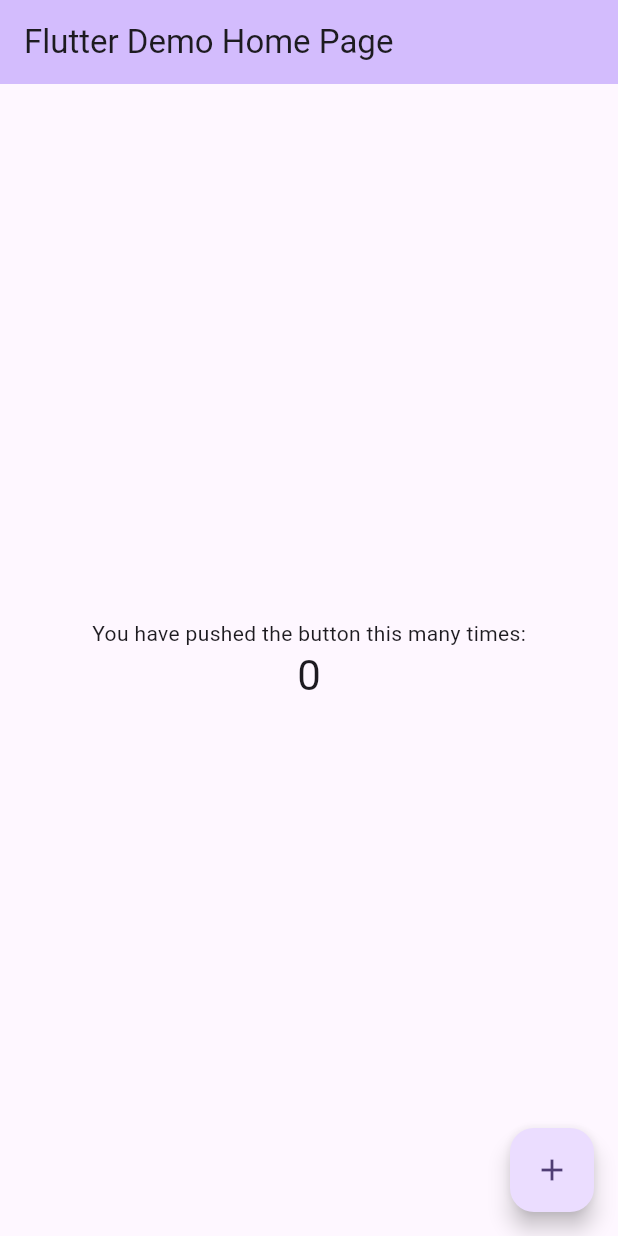
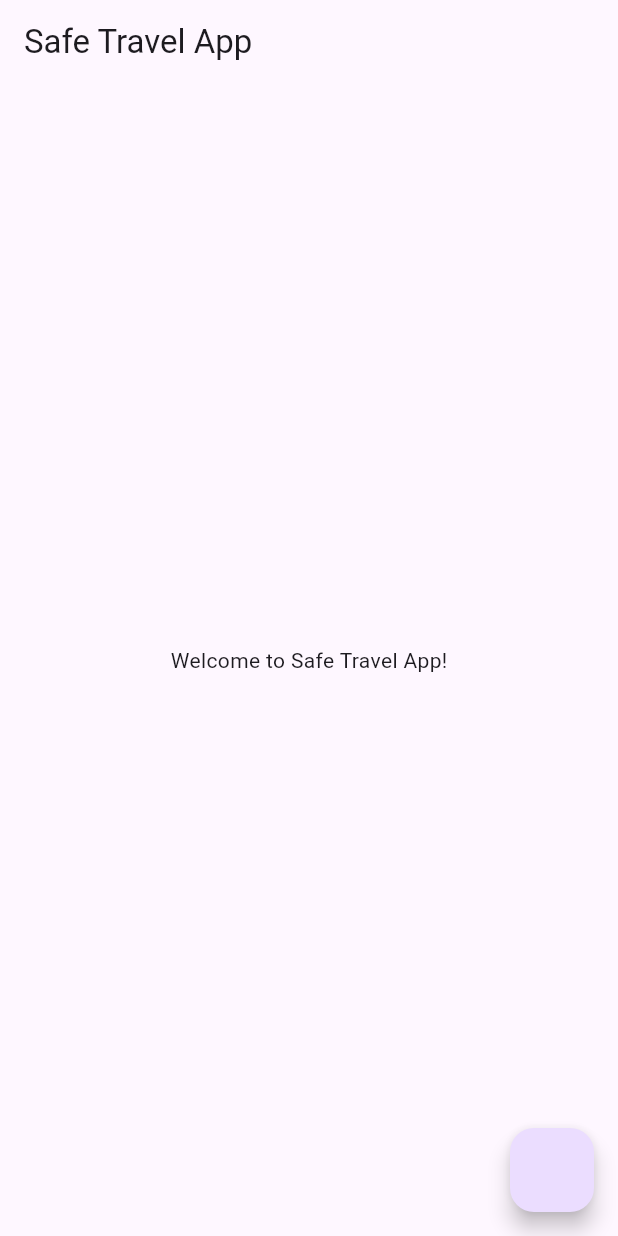
Before and after one commit to Mansi-raval-03/Safe_Travel_App, a Flutter app: the screen it shows after launch, on a phone screen of 412 x 824 dp. Run offline on Flutter 3.47's test engine with Material 3 defaults, Android fonts, the phone set to English and light mode, and no system bars; our stand-ins replace supabase_flutter; accounts and stored records are empty.

Commit message:
feat: implement home screen with login dialog and update supabase_flutter dependency

```diff
--- a/lib/main.dart
+++ b/lib/main.dart
@@ -1,6 +1,12 @@
 import 'package:flutter/material.dart';
-
-void main() {
+import 'package:safe_travel_app/screens/home/home_screen.dart';
+import 'package:supabase_flutter/supabase_flutter.dart';
+void main() async {
+  WidgetsFlutterBinding.ensureInitialized();
+  await Supabase.initialize(
+    url: 'https://xtndrzhtcjalwggisavp.supabase.co',
+    anonKey: 'eyJhbGciOiJIUzI1NiIsInR5cCI6IkpXVCJ9.eyJpc3MiOiJzdXBhYmFzZSIsInJlZiI6Inh0bmRyemh0Y2phbHdnZ2lzYXZwIiwicm9sZSI6ImFub24iLCJpYXQiOjE3NTYzOTgwODQsImV4cCI6MjA3MTk3NDA4NH0.faxzqPBdX_bxUveRvk_wLDWjCNDKQyPg1Cm5OKqJ244',
+  );
   runApp(const MyApp());
 }
 
@@ -13,110 +19,9 @@ class MyApp extends StatelessWidget {
     return MaterialApp(
       title: 'Flutter Demo',
       theme: ThemeData(
-        // This is the theme of your application.
-        //
-        // TRY THIS: Try running your application with "flutter run". You'll see
-        // the application has a purple toolbar. Then, without quitting the app,
-        // try changing the seedColor in the colorScheme below to Colors.green
-        // and then invoke "hot reload" (save your changes or press the "hot
-        // reload" button in a Flutter-supported IDE, or press "r" if you used
-        // the command line to start the app).
-        //
-        // Notice that the counter didn't reset back to zero; the application
-        // state is not lost during the reload. To reset the state, use hot
-        // restart instead.
-        //
-        // This works for code too, not just values: Most code changes can be
-        // tested with just a hot reload.
-        colorScheme: ColorScheme.fromSeed(seedColor: Colors.deepPurple),
+       colorScheme: ColorScheme.fromSeed(seedColor: Colors.deepPurple),
       ),
-      home: const MyHomePage(title: 'Flutter Demo Home Page'),
+      home: const HomeScreen(),
     );
   }
 }
-
-class MyHomePage extends StatefulWidget {
-  const MyHomePage({super.key, required this.title});
-
-  // This widget is the home page of your application. It is stateful, meaning
-  // that it has a State object (defined below) that contains fields that affect
-  // how it looks.
-
-  // This class is the configuration for the state. It holds the values (in this
-  // case the title) provided by the parent (in this case the App widget) and
-  // used by the build method of the State. Fields in a Widget subclass are
-  // always marked "final".
-
-  final String title;
-
-  @override
-  State<MyHomePage> createState() => _MyHomePageState();
-}
-
-class _MyHomePageState extends State<MyHomePage> {
-  int _counter = 0;
-
-  void _incrementCounter() {
-    setState(() {
-      // This call to setState tells the Flutter framework that something has
-      // changed in this State, which causes it to rerun the build method below
-      // so that the display can reflect the updated values. If we changed
-      // _counter without calling setState(), then the build method would not be
-      // called again, and so nothing would appear to happen.
-      _counter++;
-    });
-  }
-
-  @override
-  Widget build(BuildContext context) {
-    // This method is rerun every time setState is called, for instance as done
-    // by the _incrementCounter method above.
-    //
-    // The Flutter framework has been optimized to make rerunning build methods
-    // fast, so that you can just rebuild anything that needs updating rather
-    // than having to individually change instances of widgets.
-    return Scaffold(
-      appBar: AppBar(
-        // TRY THIS: Try changing the color here to a specific color (to
-        // Colors.amber, perhaps?) and trigger a hot reload to see the AppBar
-        // change color while the other colors stay the same.
-        backgroundColor: Theme.of(context).colorScheme.inversePrimary,
-        // Here we take the value from the MyHomePage object that was created by
-        // the App.build method, and use it to set our appbar title.
-        title: Text(widget.title),
-      ),
-      body: Center(
-        // Center is a layout widget. It takes a single child and positions it
-        // in the middle of the parent.
-        child: Column(
-          // Column is also a layout widget. It takes a list of children and
-          // arranges them vertically. By default, it sizes itself to fit its
-          // children horizontally, and tries to be as tall as its parent.
-          //
-          // Column has various properties to control how it sizes itself and
-          // how it positions its children. Here we use mainAxisAlignment to
-          // center the children vertically; the main axis here is the vertical
-          // axis because Columns are vertical (the cross axis would be
-          // horizontal).
-          //
-          // TRY THIS: Invoke "debug painting" (choose the "Toggle Debug Paint"
-          // action in the IDE, or press "p" in the console), to see the
-          // wireframe for each widget.
-          mainAxisAlignment: MainAxisAlignment.center,
-          children: <Widget>[
-            const Text('You have pushed the button this many times:'),
-            Text(
-              '$_counter',
-              style: Theme.of(context).textTheme.headlineMedium,
-            ),
-          ],
-        ),
-      ),
-      floatingActionButton: FloatingActionButton(
-        onPressed: _incrementCounter,
-        tooltip: 'Increment',
-        child: const Icon(Icons.add),
-      ), // This trailing comma makes auto-formatting nicer for build methods.
-    );
-  }
-}
--- a/lib/screens/home/home_screen.dart
+++ b/lib/screens/home/home_screen.dart
@@ -0,0 +1,51 @@
+import 'package:flutter/material.dart';
+
+class HomeScreen extends StatefulWidget {
+  const HomeScreen({super.key});
+
+  @override
+  State<HomeScreen> createState() => HomeScreenState();
+}
+
+class HomeScreenState extends State<HomeScreen> {
+  @override
+  Widget build(BuildContext context) {
+    return Scaffold(
+      appBar: AppBar(title: Text('Safe Travel App')),
+      body: Center(child: Text('Welcome to Safe Travel App!')),
+      floatingActionButton: FloatingActionButton(
+        onPressed: () {
+          showDialog(
+            context: context,
+            builder: (BuildContext context) {
+              return AlertDialog(
+                title: Text('Login'),
+                content: Column(
+                  mainAxisSize: MainAxisSize.min,
+                  children: [
+                    TextField(
+                      decoration: InputDecoration(labelText: 'Username'),
+                    ),
+                    const SizedBox(height: 16),
+                    TextField(
+                      obscureText: true,
+                      decoration: InputDecoration(labelText: 'Password'),
+                    ),
+                  ],
+                ),
+                actions: [
+                  TextButton(
+                    onPressed: () {
+                      Navigator.pop(context);
+                    },
+                    child: Icon(Icons.navigation),
+                  ),
+                ],
+              );
+            },
+          );
+        },
+      ),
+    );
+  }
+}
--- a/pubspec.yaml
+++ b/pubspec.yaml
@@ -41,7 +41,7 @@ dev_dependencies:
   google_maps_flutter:
   geolocator:
   url_launcher:
-  supabase_flutter:
+  supabase_flutter: ^2.10.0
   connectivity_plus:
   flutter_offline:
   flutter_dotenv:
```
